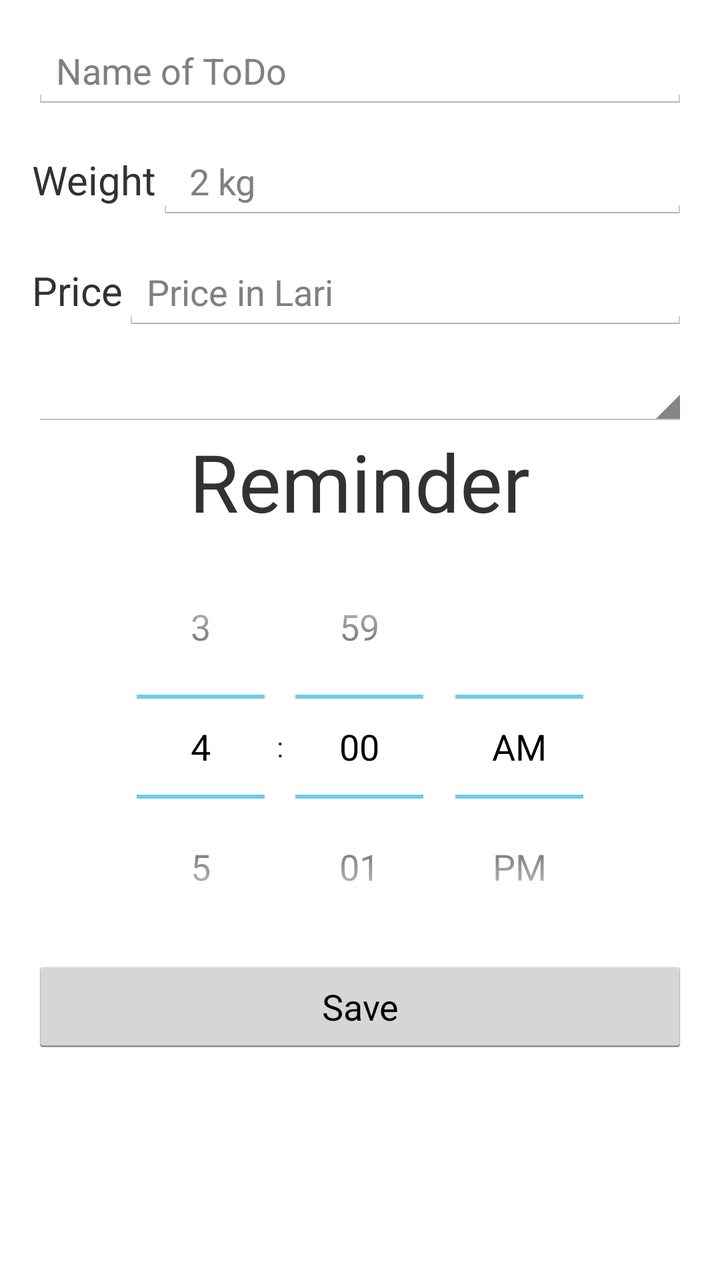
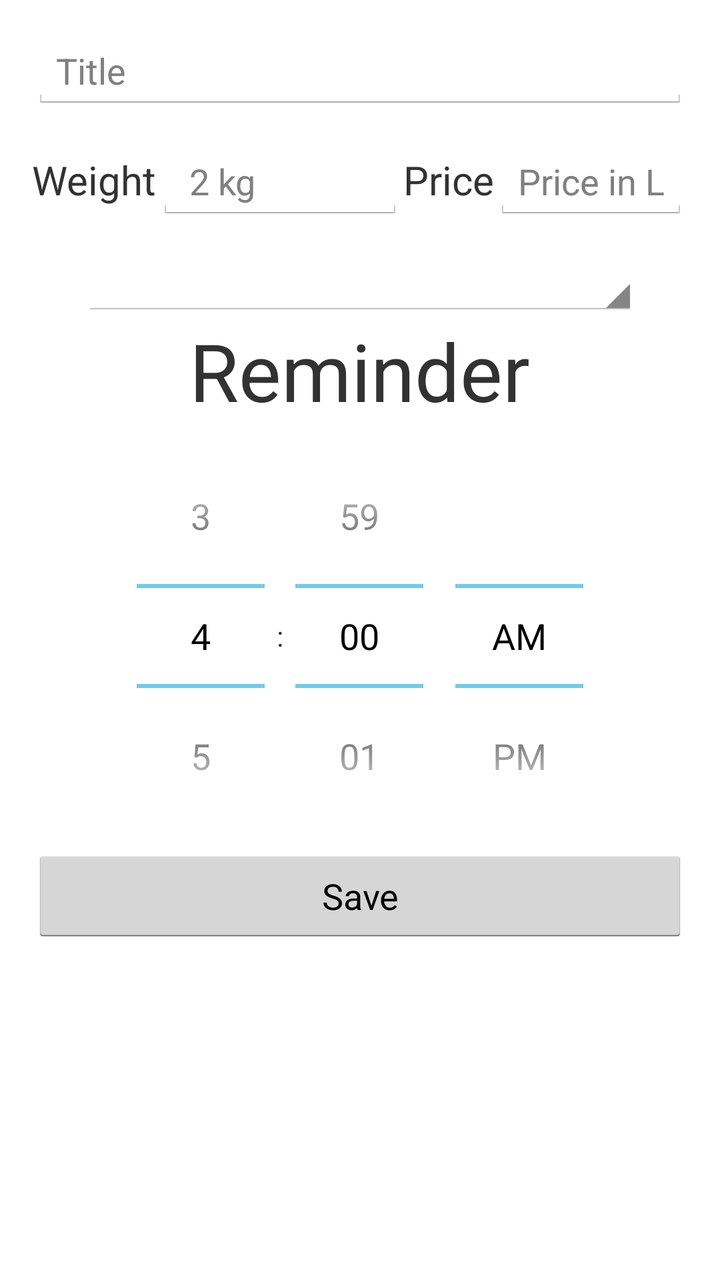

The first picture is an Android layout as it rendered before a commit; the second is the same layout after the commit. The layout source and the unified diff follow.
<!-- AndroidManifest.xml: application theme AppTheme -->
<!-- res/layout/activity_edit.xml -->
<LinearLayout xmlns:android="http://schemas.android.com/apk/res/android"
    xmlns:tools="http://schemas.android.com/tools"
    android:layout_width="match_parent"
    android:layout_height="match_parent"
    android:orientation="vertical"
    android:paddingBottom="@dimen/activity_vertical_margin"
    android:paddingLeft="@dimen/activity_horizontal_margin"
    android:paddingRight="@dimen/activity_horizontal_margin"
    android:paddingTop="@dimen/activity_vertical_margin"
    tools:context="com.caqtus.tobuylist.EditActivity">


    <EditText
        android:maxLength="24"
        android:id="@+id/edit_title"
        android:layout_width="match_parent"
        android:layout_height="wrap_content"
        android:layout_marginBottom="16dp"
        android:autoText="false"

        android:hint="Name of ToDo" />
    <LinearLayout
        android:orientation="horizontal"
        android:layout_width="match_parent"
        android:layout_height="wrap_content">

        <TextView
            android:layout_width="wrap_content"
            android:layout_height="wrap_content"
            android:text="Weight"
            android:textSize="20sp"
            />
        <EditText

            android:maxLength="3"
            android:id="@+id/edit_weight"
            android:layout_width="match_parent"
            android:layout_height="wrap_content"
            android:layout_marginBottom="16dp"
            android:hint=" 2 kg"
            android:inputType="numberDecimal" />

           />
    </LinearLayout>

    <LinearLayout
        android:layout_width="match_parent"
        android:layout_height="wrap_content">

        <TextView
            android:layout_width="wrap_content"
            android:layout_height="wrap_content"
            android:text="Price"
            android:textSize="20sp"/>

        <EditText
            android:maxLength="3"
            android:id="@+id/edit_price"
            android:layout_width="match_parent"
            android:layout_height="wrap_content"
            android:layout_marginBottom="16dp"
            android:hint="Price in Lari"
            android:inputType="numberDecimal"/>

    </LinearLayout>


    <Spinner android:id="@+id/category_spinner"
        android:layout_width="match_parent"
        android:layout_height="wrap_content" />


    <TextView
        android:layout_width="wrap_content"
        android:layout_height="wrap_content"
        android:text="Reminder"
        android:textSize="40sp"
        android:id="@+id/edit_alarm"
        android:layout_gravity="center_horizontal" />

    <TimePicker
        android:layout_width="wrap_content"
        android:layout_height="wrap_content"
        android:id="@+id/timePicker"
        android:layout_gravity="center_horizontal" />

    <Button
        android:id="@+id/edit_save"
        android:layout_width="match_parent"
        android:layout_height="wrap_content"
        android:text="Save" />

    <View android:layout_width="1dp"
        android:layout_height="0dp"
        android:layout_weight="1"/>

</LinearLayout>
<!-- resources referenced by this layout -->
<resources>
  <dimen name="activity_horizontal_margin">16dp</dimen>
  <dimen name="activity_vertical_margin">16dp</dimen>
  <style name="AppTheme" parent="android:Theme.Holo.Light.DarkActionBar">
          
      </style>
</resources>

<!-- the commit's change to res/layout/activity_edit.xml (unified diff, before → after) -->
@@ -18,7 +18,7 @@
         android:layout_marginBottom="16dp"
         android:autoText="false"
 
-        android:hint="Name of ToDo" />
+        android:hint="Title" />
     <LinearLayout
         android:orientation="horizontal"
         android:layout_width="match_parent"
@@ -34,18 +34,12 @@
 
             android:maxLength="3"
             android:id="@+id/edit_weight"
-            android:layout_width="match_parent"
+            android:layout_width="129dp"
             android:layout_height="wrap_content"
             android:layout_marginBottom="16dp"
             android:hint=" 2 kg"
-            android:inputType="numberDecimal" />
-
-           />
-    </LinearLayout>
-
-    <LinearLayout
-        android:layout_width="match_parent"
-        android:layout_height="wrap_content">
+            android:inputType="numberDecimal"
+            android:layout_weight="0.20" />
 
         <TextView
             android:layout_width="wrap_content"
@@ -56,18 +50,27 @@
         <EditText
             android:maxLength="3"
             android:id="@+id/edit_price"
-            android:layout_width="match_parent"
+            android:layout_width="wrap_content"
             android:layout_height="wrap_content"
             android:layout_marginBottom="16dp"
             android:hint="Price in Lari"
-            android:inputType="numberDecimal"/>
+            android:inputType="numberDecimal"
+            android:layout_weight="0.68" />
+
+        />
+    </LinearLayout>
+
+    <LinearLayout
+        android:layout_width="match_parent"
+        android:layout_height="wrap_content">
 
     </LinearLayout>
 
 
     <Spinner android:id="@+id/category_spinner"
-        android:layout_width="match_parent"
-        android:layout_height="wrap_content" />
+        android:layout_width="278dp"
+        android:layout_height="wrap_content"
+        android:layout_gravity="center_horizontal" />
 
 
     <TextView
